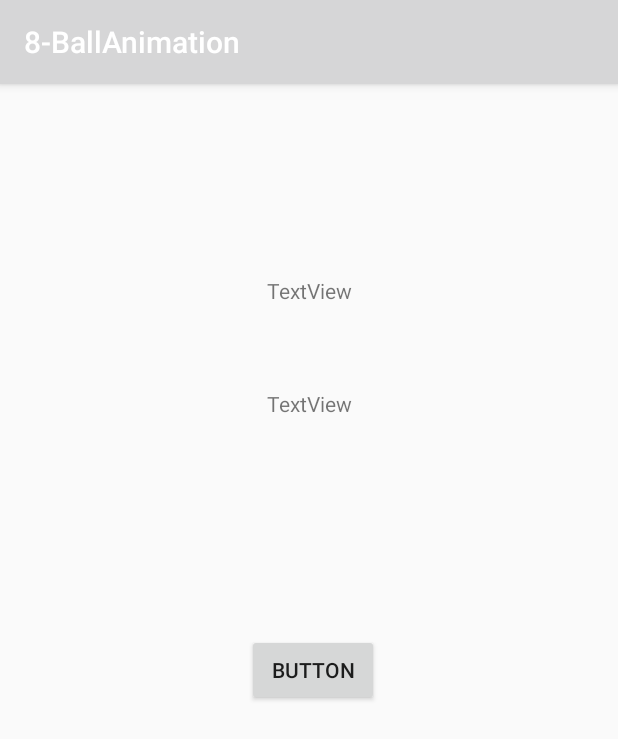
After one commit to joshkolasch/Evil-8-Ball, an Android app: the SpannableText screen opened directly, with no data from a screen before it, on a phone screen of 412 x 824 dp. The commit adds this screen. Shown: the top 739 px of the screen. Run offline under Robolectric (Android 15) with nearby library versions, the phone set to English and light mode, and no system bars.

Commit message:
Added text which has animation that starts up when the center 8-ball is disappearing. Hard coded array of strings set up for multiple phrases. Extra activity for practicing with text animation feature.

```diff
--- a/8-BallAnimation/app/src/main/AndroidManifest.xml
+++ b/8-BallAnimation/app/src/main/AndroidManifest.xml
@@ -8,7 +8,8 @@
         android:label="@string/app_name"
         android:supportsRtl="true"
         android:theme="@style/AppTheme">
-        <activity android:name=".MainActivity"
+        <activity
+            android:name=".MainActivity"
             android:screenOrientation="portrait">
             <intent-filter>
                 <action android:name="android.intent.action.MAIN" />
@@ -16,6 +17,7 @@
                 <category android:name="android.intent.category.LAUNCHER" />
             </intent-filter>
         </activity>
+        <activity android:name=".SpannableText"></activity>
     </application>
 
 </manifest>
--- /dev/null
+++ b/8-BallAnimation/app/src/main/res/layout/activity_spannable_text.xml
@@ -0,0 +1,50 @@
+<?xml version="1.0" encoding="utf-8"?>
+<android.support.constraint.ConstraintLayout xmlns:android="http://schemas.android.com/apk/res/android"
+    xmlns:app="http://schemas.android.com/apk/res-auto"
+    xmlns:tools="http://schemas.android.com/tools"
+    android:id="@+id/activity_spannable_text"
+    android:layout_width="match_parent"
+    android:layout_height="match_parent"
+    android:paddingBottom="@dimen/activity_vertical_margin"
+    android:paddingLeft="@dimen/activity_horizontal_margin"
+    android:paddingRight="@dimen/activity_horizontal_margin"
+    android:paddingTop="@dimen/activity_vertical_margin"
+    tools:context="com.example.venom.a8_ballanimation.SpannableText">
+
+    <TextView
+        android:text="TextView"
+        android:layout_width="wrap_content"
+        android:layout_height="wrap_content"
+        android:id="@+id/textViewEven"
+        android:layout_marginTop="112dp"
+        app:layout_constraintTop_toTopOf="parent"
+        android:layout_marginStart="16dp"
+        app:layout_constraintLeft_toLeftOf="parent"
+        android:layout_marginLeft="16dp"
+        android:layout_marginEnd="16dp"
+        app:layout_constraintRight_toRightOf="parent"
+        android:layout_marginRight="16dp" />
+
+    <TextView
+        android:text="TextView"
+        android:layout_width="wrap_content"
+        android:layout_height="wrap_content"
+        android:id="@+id/textViewOdd"
+        app:layout_constraintLeft_toLeftOf="@+id/textViewEven"
+        app:layout_constraintRight_toRightOf="@+id/textViewEven"
+        android:layout_marginTop="56dp"
+        app:layout_constraintTop_toBottomOf="@+id/textViewEven"
+        app:layout_constraintHorizontal_bias="1.0" />
+
+    <Button
+        android:text="Button"
+        android:layout_width="wrap_content"
+        android:layout_height="wrap_content"
+        android:id="@+id/animationButton"
+        app:layout_constraintLeft_toLeftOf="@+id/textViewEven"
+        app:layout_constraintRight_toRightOf="@+id/textViewEven"
+        android:layout_marginTop="144dp"
+        app:layout_constraintTop_toBottomOf="@+id/textViewOdd"
+        app:layout_constraintHorizontal_bias="0.43"
+        android:onClick="textAnimation"/>
+</android.support.constraint.ConstraintLayout>
```
Also changed, not shown: 8-BallAnimation/app/src/main/java/com/example/venom/a8_ballanimation/MainActivity.java (+107 -0 lines), 8-BallAnimation/app/src/main/java/com/example/venom/a8_ballanimation/SpannableText.java (added, +57 -0 lines), 8-BallAnimation/app/src/main/res/anim/fade_in_text_even.xml (added, +14 -0 lines), 8-BallAnimation/app/src/main/res/layout/activity_main.xml (+26 -2 lines).
